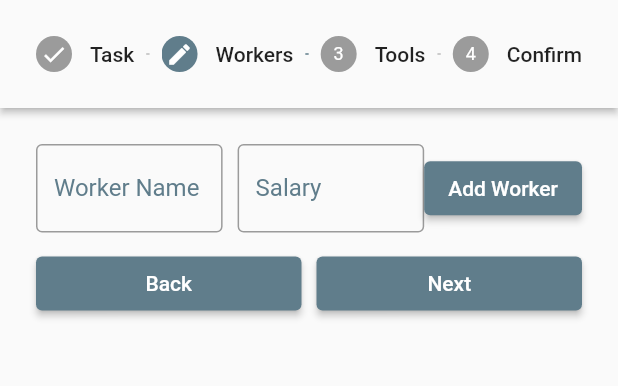
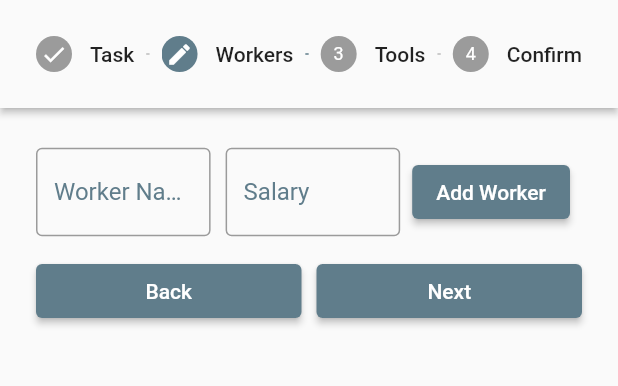
Before and after one commit to iamgaspardev/Jenga_App, a Flutter app: the CreateTask screen opened by its route, after a tap on "Next", on a phone screen of 412 x 824 dp, the part 84-470 px from its top. Run offline on Flutter 3.47's test engine with Material 2 defaults, Android fonts, the phone set to English and light mode, and no system bars; our stand-ins replace shared_preferences; accounts and stored records are empty.

Commit message:
modified project

```diff
--- a/lib/screens/createtask.dart
+++ b/lib/screens/createtask.dart
@@ -95,7 +95,9 @@ class _CreateTaskState extends State<CreateTask> {
                     ),
                   ),
                 ),
-                ElevatedButton(
+                Padding(
+                  padding: const EdgeInsets.all(8.0),
+                  child: ElevatedButton(
                     onPressed: () {
                       setState(() {
                         workers.add(Worker(
@@ -105,6 +107,7 @@ class _CreateTaskState extends State<CreateTask> {
                       });
                     },
                     child: const Text('Add Worker'),
+                  ),
                 ),
               ],
             ),
@@ -119,16 +122,29 @@ class _CreateTaskState extends State<CreateTask> {
                     children: [
                       const TableRow(
                         children: [
-                          TableCell(child: Text('Name')),
-                          TableCell(child: Text('Salary')),
+                          Padding(
+                            padding: EdgeInsets.all(10.0),
+                            child: TableCell(child: Text('Name')),
+                          ),
+                          Padding(
+                            padding: EdgeInsets.all(10.0),
+                            child: TableCell(child: Text('Salary')),
+                          ),
                         ],
                       ),
                       for (var worker in workers)
                         TableRow(
+
                           children: [
-                            TableCell(child: Text(worker.name)),
-                            TableCell(
+                            Padding(
+                              padding: const EdgeInsets.all(8.0),
+                              child: TableCell(child: Text(worker.name)),
+                            ),
+                            Padding(
+                              padding: const EdgeInsets.all(8.0),
+                              child: TableCell(
                                   child: Text(worker.salary.toStringAsFixed(2))),
+                            ),
                           ],
                         ),
                     ],
@@ -210,18 +226,36 @@ class _CreateTaskState extends State<CreateTask> {
                     children: [
                       const TableRow(
                         children: [
-                          TableCell(child: Text('Name')),
-                          TableCell(child: Text('Quantity')),
-                          TableCell(child: Text('Amount')),
+                          Padding(
+                            padding: EdgeInsets.all(10.0),
+                            child: TableCell(child: Text('Name')),
+                          ),
+                          Padding(
+                            padding: EdgeInsets.all(10.0),
+                            child: TableCell(child: Text('Quantity')),
+                          ),
+                          Padding(
+                            padding: EdgeInsets.all(10.0),
+                            child: TableCell(child: Text('Amount')),
+                          ),
                         ],
                       ),
                       for (var tool in tools)
                         TableRow(
                           children: [
-                            TableCell(child: Text(tool.name)),
-                            TableCell(child: Text(tool.quantity.toString())),
-                            TableCell(
+                            Padding(
+                              padding: const EdgeInsets.all(8.0),
+                              child: TableCell(child: Text(tool.name)),
+                            ),
+                            Padding(
+                              padding: const EdgeInsets.all(8.0),
+                              child: TableCell(child: Text(tool.quantity.toString())),
+                            ),
+                            Padding(
+                              padding: const EdgeInsets.all(8.0),
+                              child: TableCell(
                                   child: Text(tool.amount.toStringAsFixed(2))),
+                            ),
                           ],
                         ),
                     ],
@@ -253,16 +287,28 @@ class _CreateTaskState extends State<CreateTask> {
                     children: [
                       const TableRow(
                         children: [
-                          TableCell(child: Text('Name')),
-                          TableCell(child: Text('Salary')),
+                          Padding(
+                            padding: EdgeInsets.all(10.0),
+                            child: TableCell(child: Text('Name')),
+                          ),
+                          Padding(
+                            padding: EdgeInsets.all(10.0),
+                            child: TableCell(child: Text('Salary')),
+                          ),
                         ],
                       ),
                       for (var worker in workers)
                         TableRow(
                           children: [
-                            TableCell(child: Text(worker.name)),
-                            TableCell(
+                            Padding(
+                              padding: const EdgeInsets.all(8.0),
+                              child: TableCell(child: Text(worker.name)),
+                            ),
+                            Padding(
+                              padding: const EdgeInsets.all(8.0),
+                              child: TableCell(
                                   child: Text(worker.salary.toStringAsFixed(2))),
+                            ),
                           ],
                         ),
                     ],
@@ -280,18 +326,36 @@ class _CreateTaskState extends State<CreateTask> {
                     children: [
                       const TableRow(
                         children: [
-                          TableCell(child: Text('Name')),
-                          TableCell(child: Text('Quantity')),
-                          TableCell(child: Text('Amount')),
+                          Padding(
+                            padding: EdgeInsets.all(10.0),
+                            child: TableCell(child: Text('Name')),
+                          ),
+                          Padding(
+                            padding: EdgeInsets.all(10.0),
+                            child: TableCell(child: Text('Quantity')),
+                          ),
+                          Padding(
+                            padding: EdgeInsets.all(10.0),
+                            child: TableCell(child: Text('Amount')),
+                          ),
                         ],
                       ),
                       for (var tool in tools)
                         TableRow(
                           children: [
-                            TableCell(child: Text(tool.name)),
-                            TableCell(child: Text(tool.quantity.toString())),
-                            TableCell(
+                            Padding(
+                              padding: const EdgeInsets.all(8.0),
+                              child: TableCell(child: Text(tool.name)),
+                            ),
+                            Padding(
+                              padding: const EdgeInsets.all(8.0),
+                              child: TableCell(child: Text(tool.quantity.toString())),
+                            ),
+                            Padding(
+                              padding: const EdgeInsets.all(8.0),
+                              child: TableCell(
                                   child: Text(tool.amount.toStringAsFixed(2))),
+                            ),
                           ],
                         ),
                     ],
```
Also changed, not shown: lib/screens/tasklist.dart (+61 -7 lines). Lines whose indentation alone changed are shown as unchanged.
